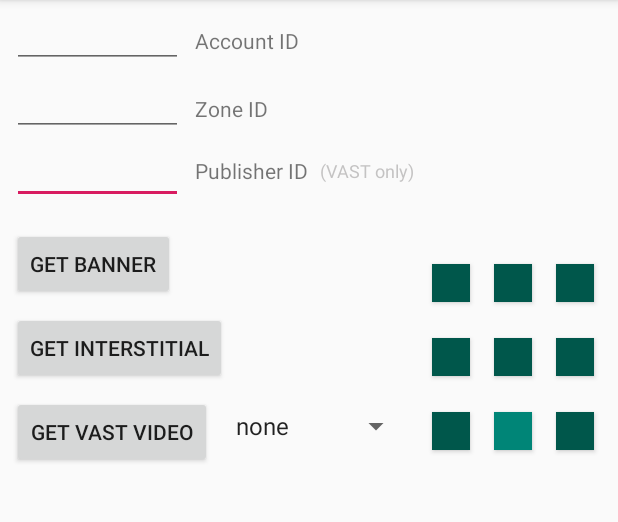
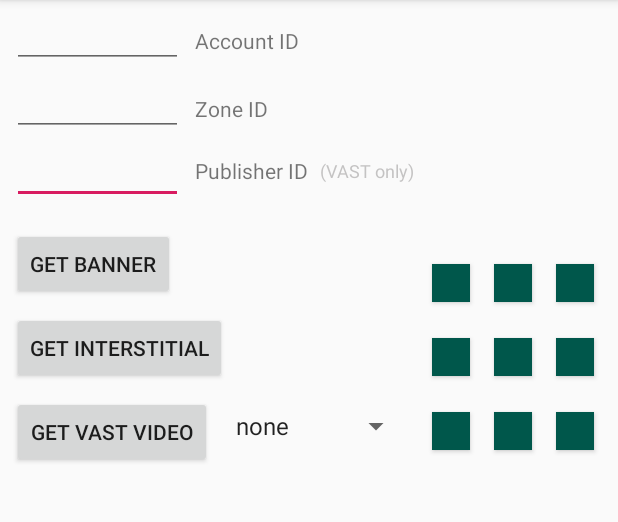
Before and after one commit to adbutler/adbutler-android-mraid-sdk, an Android app: the screen it shows after launch (MainActivity), after a tap on an icon or button, on a phone screen of 412 x 824 dp, the part 84-606 px from its top. Run offline under Robolectric (Android 15) with nearby library versions, the phone set to English and light mode, and no system bars; our stand-ins replace AdMob; 2 statements that could not run were skipped.

```diff
--- a/sdktester/src/main/java/com/example/sdktester/MainActivity.java
+++ b/sdktester/src/main/java/com/example/sdktester/MainActivity.java
@@ -13,6 +13,7 @@ import android.widget.ArrayAdapter;
 import android.widget.Button;
 import android.widget.EditText;
 
+import android.widget.FrameLayout;
 import android.widget.Spinner;
 import android.widget.TextView;
 
@@ -114,7 +115,7 @@ public class MainActivity extends AppCompatActivity {
 
     public void onGetBannerClick(View v){
         if(!validateInputs(false)) return;
-        sdk.getBanner(accountID, zoneID, position, new AdListener() {
+        AdListener listener = new AdListener() {
             @Override
             public void onAdFetchSucceeded() {
                 log("onAdFetchSucceded");
@@ -157,7 +158,13 @@ public class MainActivity extends AppCompatActivity {
                 log("onAdClicked");
                 super.onAdClicked();
             }
-        });
+        };
+        if(position != null){
+            sdk.getBanner(accountID, zoneID, position, listener);
+        }else{
+            sdk.getBanner(accountID, zoneID, (FrameLayout)findViewById(R.id.banner_container), listener);
+        }
+
     }
 
     public void onGetInterstitialClick(View v){
@@ -401,10 +408,13 @@ public class MainActivity extends AppCompatActivity {
     public void onPositionClick(View v){
         selectedPosition.setBackgroundResource(R.color.colorPrimaryDark);
         selectedPosition = (Button)v;
-        selectedPosition.setBackgroundResource(R.color.colorPrimary);
-        position = positions.get(selectedPosition);
+        if(positions.get(selectedPosition) == position){
+            position = null;
+        }else{
+            selectedPosition.setBackgroundResource(R.color.colorPrimary);
+            position = positions.get(selectedPosition);
+        }
     }
-
     private void log(String str){
         logBuilder.insert(0, "\n> " + str);
         if(logBuilder.length() > 32767){
--- a/sdktester/src/main/res/layout/activity_main.xml
+++ b/sdktester/src/main/res/layout/activity_main.xml
@@ -341,6 +341,18 @@
         </LinearLayout>
     </ScrollView>
 
+    <FrameLayout
+        android:id="@+id/banner_container"
+        android:layout_width="320dp"
+        android:layout_height="50dp"
+        android:layout_marginStart="8dp"
+        android:layout_marginEnd="8dp"
+        android:layout_marginBottom="8dp"
+        android:gravity="bottom|center_horizontal"
+        app:layout_constraintBottom_toBottomOf="parent"
+        app:layout_constraintEnd_toEndOf="parent"
+        app:layout_constraintStart_toStartOf="parent"></FrameLayout>
+
     <FrameLayout android:id="@+id/adbutler_frame"
         android:layout_width="match_parent"
         android:layout_height="match_parent">
```
Also changed, not shown: adbutler-android-sdk/src/main/java/com/sparklit/adbutler/Banner.java (+30 -1 lines), adbutler-android-sdk/src/main/java/com/sparklit/adbutler/BannerView.java (+22 -1 lines), sdktester/src/main/java/com/example/sdktester/SDKConsumer.java (+7 -0 lines).
